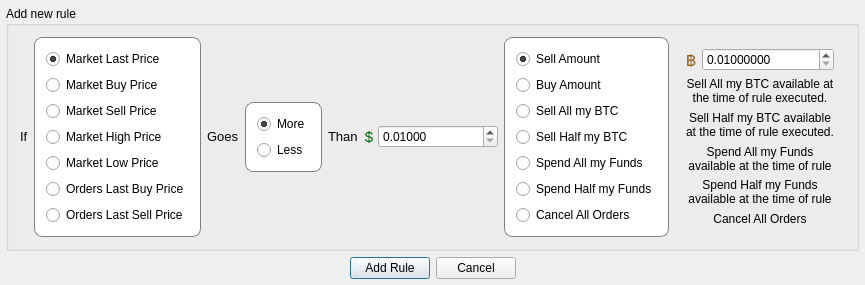
Before: the Qt Designer form src/addrulewindow.ui in jorisd/QtBitcoinTrader, drawn with Qt 5.
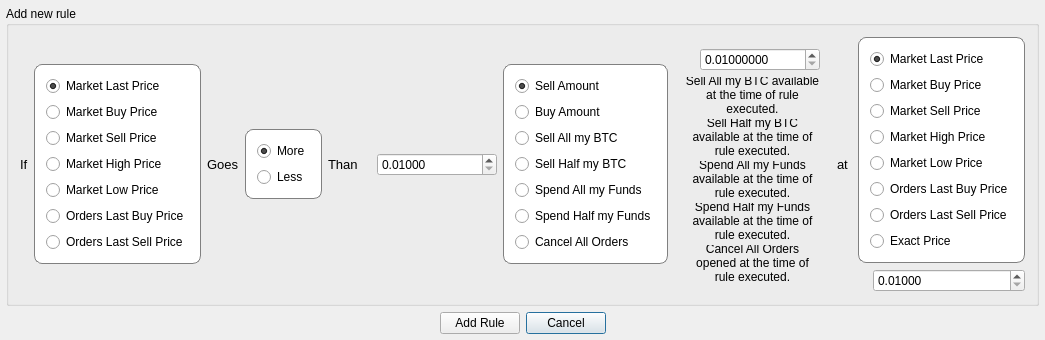
After: the same form once the commit is applied.

Diff of the .ui file:
```diff
--- a/src/addrulewindow.ui
+++ b/src/addrulewindow.ui
@@ -9,8 +9,8 @@
    <rect>
     <x>0</x>
     <y>0</y>
-    <width>813</width>
-    <height>251</height>
+    <width>942</width>
+    <height>300</height>
    </rect>
   </property>
   <property name="windowTitle">
@@ -29,13 +29,73 @@
    <property name="spacing">
     <number>6</number>
    </property>
+   <item row="1" column="2">
+    <widget class="QPushButton" name="buttonCancel">
+     <property name="text">
+      <string>Cancel</string>
+     </property>
+    </widget>
+   </item>
+   <item row="1" column="3">
+    <spacer name="horizontalSpacer_2">
+     <property name="orientation">
+      <enum>Qt::Horizontal</enum>
+     </property>
+     <property name="sizeHint" stdset="0">
+      <size>
+       <width>40</width>
+       <height>20</height>
+      </size>
+     </property>
+    </spacer>
+   </item>
+   <item row="1" column="1">
+    <widget class="QPushButton" name="buttonAddRule">
+     <property name="text">
+      <string>Add Rule</string>
+     </property>
+    </widget>
+   </item>
+   <item row="1" column="0">
+    <spacer name="horizontalSpacer">
+     <property name="orientation">
+      <enum>Qt::Horizontal</enum>
+     </property>
+     <property name="sizeHint" stdset="0">
+      <size>
+       <width>40</width>
+       <height>20</height>
+      </size>
+     </property>
+    </spacer>
+   </item>
    <item row="0" column="0" colspan="4">
     <widget class="QGroupBox" name="addNewRuleGroupbox">
      <property name="title">
       <string>Add new rule</string>
      </property>
-     <layout class="QGridLayout" name="gridLayout_2">
-      <item row="0" column="1" rowspan="2">
+     <layout class="QGridLayout" name="gridLayout_3">
+      <item row="0" column="0">
+       <widget class="QLabel" name="label">
+        <property name="sizePolicy">
+         <sizepolicy hsizetype="Maximum" vsizetype="Maximum">
+          <horstretch>0</horstretch>
+          <verstretch>0</verstretch>
+         </sizepolicy>
+        </property>
+        <property name="font">
+         <font>
+          <pointsize>10</pointsize>
+          <weight>50</weight>
+          <bold>false</bold>
+         </font>
+        </property>
+        <property name="text">
+         <string>If</string>
+        </property>
+       </widget>
+      </item>
+      <item row="0" column="1">
        <widget class="QGroupBox" name="groupBox">
         <property name="sizePolicy">
          <sizepolicy hsizetype="Expanding" vsizetype="Maximum">
@@ -105,7 +165,146 @@
         </layout>
        </widget>
       </item>
-      <item row="0" column="6" rowspan="2">
+      <item row="0" column="2">
+       <widget class="QLabel" name="label_2">
+        <property name="sizePolicy">
+         <sizepolicy hsizetype="Maximum" vsizetype="Maximum">
+          <horstretch>0</horstretch>
+          <verstretch>0</verstretch>
+         </sizepolicy>
+        </property>
+        <property name="font">
+         <font>
+          <pointsize>10</pointsize>
+          <weight>50</weight>
+          <bold>false</bold>
+         </font>
+        </property>
+        <property name="text">
+         <string>Goes</string>
+        </property>
+       </widget>
+      </item>
+      <item row="0" column="3">
+       <widget class="QGroupBox" name="groupBox_3">
+        <property name="sizePolicy">
+         <sizepolicy hsizetype="Expanding" vsizetype="Maximum">
+          <horstretch>0</horstretch>
+          <verstretch>0</verstretch>
+         </sizepolicy>
+        </property>
+        <property name="styleSheet">
+         <string notr="true">QGroupBox {background: white; border-radius: 8px; border: 1px solid gray;}</string>
+        </property>
+        <property name="title">
+         <string/>
+        </property>
+        <layout class="QVBoxLayout" name="verticalLayout_2">
+         <item>
+          <widget class="QRadioButton" name="checkGoesAbove">
+           <property name="text">
+            <string>More</string>
+           </property>
+           <property name="checked">
+            <bool>true</bool>
+           </property>
+          </widget>
+         </item>
+         <item>
+          <widget class="QRadioButton" name="checkGoesBelow">
+           <property name="text">
+            <string>Less</string>
+           </property>
+          </widget>
+         </item>
+        </layout>
+       </widget>
+      </item>
+      <item row="0" column="4">
+       <widget class="QLabel" name="label_3">
+        <property name="sizePolicy">
+         <sizepolicy hsizetype="Maximum" vsizetype="Maximum">
+          <horstretch>0</horstretch>
+          <verstretch>0</verstretch>
+         </sizepolicy>
+        </property>
+        <property name="font">
+         <font>
+          <pointsize>10</pointsize>
+          <weight>50</weight>
+          <bold>false</bold>
+         </font>
+        </property>
+        <property name="text">
+         <string>Than</string>
+        </property>
+       </widget>
+      </item>
+      <item row="0" column="5">
+       <layout class="QHBoxLayout" name="horizontalLayout">
+        <property name="spacing">
+         <number>4</number>
+        </property>
+        <property name="sizeConstraint">
+         <enum>QLayout::SetDefaultConstraint</enum>
+        </property>
+        <item>
+         <widget class="QLabel" name="labelUSD1">
+          <property name="sizePolicy">
+           <sizepolicy hsizetype="Maximum" vsizetype="Maximum">
+            <horstretch>0</horstretch>
+            <verstretch>0</verstretch>
+           </sizepolicy>
+          </property>
+          <property name="font">
+           <font>
+            <pointsize>11</pointsize>
+            <weight>50</weight>
+            <bold>false</bold>
+           </font>
+          </property>
+          <property name="styleSheet">
+           <string notr="true">color: darkgreen</string>
+          </property>
+          <property name="text">
+           <string/>
+          </property>
+          <property name="alignment">
+           <set>Qt::AlignCenter</set>
+          </property>
+         </widget>
+        </item>
+        <item>
+         <widget class="QDoubleSpinBox" name="thanValue">
+          <property name="sizePolicy">
+           <sizepolicy hsizetype="Minimum" vsizetype="Fixed">
+            <horstretch>0</horstretch>
+            <verstretch>0</verstretch>
+           </sizepolicy>
+          </property>
+          <property name="minimumSize">
+           <size>
+            <width>120</width>
+            <height>0</height>
+           </size>
+          </property>
+          <property name="prefix">
+           <string/>
+          </property>
+          <property name="decimals">
+           <number>5</number>
+          </property>
+          <property name="minimum">
+           <double>0.010000000000000</double>
+          </property>
+          <property name="maximum">
+           <double>999999999.000000000000000</double>
+          </property>
+         </widget>
+        </item>
+       </layout>
+      </item>
+      <item row="0" column="6">
        <widget class="QGroupBox" name="groupBox_2">
         <property name="sizePolicy">
          <sizepolicy hsizetype="Preferred" vsizetype="Maximum">
@@ -217,20 +416,29 @@
         </layout>
        </widget>
       </item>
-      <item row="0" column="7" rowspan="2">
+      <item row="0" column="7">
        <widget class="QWidget" name="widget" native="true">
+        <property name="sizePolicy">
+         <sizepolicy hsizetype="Preferred" vsizetype="Preferred">
+          <horstretch>0</horstretch>
+          <verstretch>0</verstretch>
+         </sizepolicy>
+        </property>
         <property name="minimumSize">
          <size>
-          <width>170</width>
+          <width>0</width>
           <height>0</height>
          </size>
         </property>
         <property name="maximumSize">
          <size>
-          <width>170</width>
+          <width>16777215</width>
           <height>16777215</height>
          </size>
         </property>
+        <property name="styleSheet">
+         <string notr="true"/>
+        </property>
         <layout class="QGridLayout" name="gridLayout">
          <item row="0" column="0">
           <widget class="QLabel" name="btcLabel">
@@ -251,7 +459,7 @@
             <string notr="true">color: #996515</string>
            </property>
            <property name="text">
-            <string>฿</string>
+            <string/>
            </property>
            <property name="alignment">
             <set>Qt::AlignCenter</set>
@@ -292,7 +500,7 @@
          <item row="1" column="0" colspan="2">
           <widget class="QLabel" name="labelSellAll">
            <property name="sizePolicy">
-            <sizepolicy hsizetype="Preferred" vsizetype="Preferred">
+            <sizepolicy hsizetype="Preferred" vsizetype="Expanding">
              <horstretch>0</horstretch>
              <verstretch>0</verstretch>
             </sizepolicy>
@@ -323,7 +531,7 @@
          <item row="2" column="0" colspan="2">
           <widget class="QLabel" name="labelSellHalf">
            <property name="sizePolicy">
-            <sizepolicy hsizetype="Preferred" vsizetype="Preferred">
+            <sizepolicy hsizetype="Preferred" vsizetype="Expanding">
              <horstretch>0</horstretch>
              <verstretch>0</verstretch>
             </sizepolicy>
@@ -354,7 +562,7 @@
          <item row="3" column="0" colspan="2">
           <widget class="QLabel" name="labelSpendAll">
            <property name="sizePolicy">
-            <sizepolicy hsizetype="Preferred" vsizetype="Preferred">
+            <sizepolicy hsizetype="Preferred" vsizetype="Expanding">
              <horstretch>0</horstretch>
              <verstretch>0</verstretch>
             </sizepolicy>
@@ -385,7 +593,7 @@
          <item row="4" column="0" colspan="2">
           <widget class="QLabel" name="labelSpendHalf">
            <property name="sizePolicy">
-            <sizepolicy hsizetype="Preferred" vsizetype="Preferred">
+            <sizepolicy hsizetype="Preferred" vsizetype="Expanding">
              <horstretch>0</horstretch>
              <verstretch>0</verstretch>
             </sizepolicy>
@@ -416,7 +624,7 @@
          <item row="5" column="0" colspan="2">
           <widget class="QLabel" name="labelCancelAllOrders">
            <property name="sizePolicy">
-            <sizepolicy hsizetype="Preferred" vsizetype="Preferred">
+            <sizepolicy hsizetype="Preferred" vsizetype="Expanding">
              <horstretch>0</horstretch>
              <verstretch>0</verstretch>
             </sizepolicy>
@@ -434,7 +642,7 @@
             </size>
            </property>
            <property name="text">
-            <string>Cancel All Orders</string>
+            <string>Cancel All Orders opened at the time of rule executed.</string>
            </property>
            <property name="alignment">
             <set>Qt::AlignCenter</set>
@@ -447,44 +655,9 @@
         </layout>
        </widget>
       </item>
-      <item row="0" column="3" rowspan="2">
-       <widget class="QGroupBox" name="groupBox_3">
+      <item row="0" column="8">
+       <widget class="QLabel" name="label_4">
         <property name="sizePolicy">
-         <sizepolicy hsizetype="Expanding" vsizetype="Maximum">
-          <horstretch>0</horstretch>
-          <verstretch>0</verstretch>
-         </sizepolicy>
-        </property>
-        <property name="styleSheet">
-         <string notr="true">QGroupBox {background: white; border-radius: 8px; border: 1px solid gray;}</string>
-        </property>
-        <property name="title">
-         <string/>
-        </property>
-        <layout class="QVBoxLayout" name="verticalLayout_2">
-         <item>
-          <widget class="QRadioButton" name="checkGoesAbove">
-           <property name="text">
-            <string>More</string>
-           </property>
-           <property name="checked">
-            <bool>true</bool>
-           </property>
-          </widget>
-         </item>
-         <item>
-          <widget class="QRadioButton" name="checkGoesBelow">
-           <property name="text">
-            <string>Less</string>
-           </property>
-          </widget>
-         </item>
-        </layout>
-       </widget>
-      </item>
-      <item row="0" column="2" rowspan="2">
-       <widget class="QLabel" name="label_2">
-        <property name="sizePolicy">
          <sizepolicy hsizetype="Maximum" vsizetype="Maximum">
           <horstretch>0</horstretch>
           <verstretch>0</verstretch>
@@ -498,40 +671,94 @@
          </font>
         </property>
         <property name="text">
-         <string>Goes</string>
+         <string>at </string>
         </property>
        </widget>
       </item>
-      <item row="0" column="4" rowspan="2">
-       <widget class="QLabel" name="label_3">
-        <property name="sizePolicy">
-         <sizepolicy hsizetype="Maximum" vsizetype="Maximum">
-          <horstretch>0</horstretch>
-          <verstretch>0</verstretch>
-         </sizepolicy>
-        </property>
-        <property name="font">
-         <font>
-          <pointsize>10</pointsize>
-          <weight>50</weight>
-          <bold>false</bold>
-         </font>
-        </property>
-        <property name="text">
-         <string>Than</string>
-        </property>
-       </widget>
-      </item>
-      <item row="0" column="5" rowspan="2">
-       <layout class="QHBoxLayout" name="horizontalLayout">
-        <property name="spacing">
-         <number>4</number>
-        </property>
-        <property name="sizeConstraint">
-         <enum>QLayout::SetDefaultConstraint</enum>
-        </property>
-        <item>
-         <widget class="QLabel" name="label_52">
+      <item row="0" column="9">
+       <layout class="QGridLayout" name="gridLayout_2">
+        <item row="0" column="0" colspan="2">
+         <widget class="QGroupBox" name="groupBox_4">
+          <property name="sizePolicy">
+           <sizepolicy hsizetype="Expanding" vsizetype="Maximum">
+            <horstretch>0</horstretch>
+            <verstretch>0</verstretch>
+           </sizepolicy>
+          </property>
+          <property name="styleSheet">
+           <string notr="true">QGroupBox {background: white; border-radius: 8px; border: 1px solid gray;}</string>
+          </property>
+          <property name="title">
+           <string/>
+          </property>
+          <layout class="QVBoxLayout" name="verticalLayout_4">
+           <item>
+            <widget class="QRadioButton" name="checkLastPrice_2">
+             <property name="text">
+              <string>Market Last Price</string>
+             </property>
+             <property name="checked">
+              <bool>true</bool>
+             </property>
+            </widget>
+           </item>
+           <item>
+            <widget class="QRadioButton" name="checkMarketBuy_2">
+             <property name="text">
+              <string>Market Buy Price</string>
+             </property>
+            </widget>
+           </item>
+           <item>
+            <widget class="QRadioButton" name="checkMarketSell_2">
+             <property name="text">
+              <string>Market Sell Price</string>
+             </property>
+            </widget>
+           </item>
+           <item>
+            <widget class="QRadioButton" name="checkMarketHigh_2">
+             <property name="text">
+              <string>Market High Price</string>
+             </property>
+            </widget>
+           </item>
+           <item>
+            <widget class="QRadioButton" name="checkMarketLow_2">
+             <property name="text">
+              <string>Market Low Price</string>
+             </property>
+            </widget>
+           </item>
+           <item>
+            <widget class="QRadioButton" name="checkOrdersLastBuyPrice_2">
+             <property name="text">
+              <string>Orders Last Buy Price</string>
+             </property>
+            </widget>
+           </item>
+           <item>
+            <widget class="QRadioButton" name="checkOrdersLastSellPrice_2">
+             <property name="text">
+              <string>Orders Last Sell Price</string>
+             </property>
+            </widget>
+           </item>
+           <item>
+            <widget class="QRadioButton" name="exactPrice">
+             <property name="text">
+              <string>Exact Price</string>
+             </property>
+             <property name="checked">
+              <bool>false</bool>
+             </property>
+            </widget>
+           </item>
+          </layout>
+         </widget>
+        </item>
+        <item row="1" column="0">
+         <widget class="QLabel" name="label_53">
           <property name="sizePolicy">
            <sizepolicy hsizetype="Maximum" vsizetype="Preferred">
             <horstretch>0</horstretch>
@@ -549,15 +776,18 @@
            <string notr="true">color: darkgreen</string>
           </property>
           <property name="text">
-           <string>$</string>
+           <string/>
           </property>
           <property name="alignment">
            <set>Qt::AlignCenter</set>
           </property>
          </widget>
         </item>
-        <item>
-         <widget class="QDoubleSpinBox" name="thanValue">
+        <item row="1" column="1">
+         <widget class="QDoubleSpinBox" name="exactPriceValue">
+          <property name="enabled">
+           <bool>true</bool>
+          </property>
           <property name="sizePolicy">
            <sizepolicy hsizetype="Minimum" vsizetype="Fixed">
             <horstretch>0</horstretch>
@@ -570,6 +800,9 @@
             <height>0</height>
            </size>
           </property>
+          <property name="styleSheet">
+           <string notr="true"/>
+          </property>
           <property name="prefix">
            <string/>
           </property>
@@ -586,69 +819,9 @@
         </item>
        </layout>
       </item>
-      <item row="0" column="0" rowspan="2">
-       <widget class="QLabel" name="label">
-        <property name="sizePolicy">
-         <sizepolicy hsizetype="Maximum" vsizetype="Maximum">
-          <horstretch>0</horstretch>
-          <verstretch>0</verstretch>
-         </sizepolicy>
-        </property>
-        <property name="font">
-         <font>
-          <pointsize>10</pointsize>
-          <weight>50</weight>
-          <bold>false</bold>
-         </font>
-        </property>
-        <property name="text">
-         <string>If</string>
-        </property>
-       </widget>
-      </item>
      </layout>
     </widget>
    </item>
-   <item row="1" column="0">
-    <spacer name="horizontalSpacer">
-     <property name="orientation">
-      <enum>Qt::Horizontal</enum>
-     </property>
-     <property name="sizeHint" stdset="0">
-      <size>
-       <width>40</width>
-       <height>20</height>
-      </size>
-     </property>
-    </spacer>
-   </item>
-   <item row="1" column="1">
-    <widget class="QPushButton" name="buttonAddRule">
-     <property name="text">
-      <string>Add Rule</string>
-     </property>
-    </widget>
-   </item>
-   <item row="1" column="2">
-    <widget class="QPushButton" name="buttonCancel">
-     <property name="text">
-      <string>Cancel</string>
-     </property>
-    </widget>
-   </item>
-   <item row="1" column="3">
-    <spacer name="horizontalSpacer_2">
-     <property name="orientation">
-      <enum>Qt::Horizontal</enum>
-     </property>
-     <property name="sizeHint" stdset="0">
-      <size>
-       <width>40</width>
-       <height>20</height>
-      </size>
-     </property>
-    </spacer>
-   </item>
   </layout>
  </widget>
  <layoutdefault spacing="6" margin="11"/>
```
Left out of the diff: 54 changed lines with no effect on the pictures.
